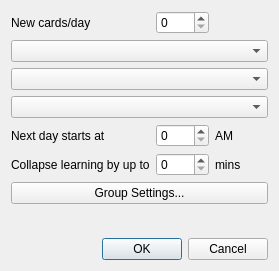
The window that designer/studyopts.ui (ankitects/anki) describes before a commit, drawn with Qt 5.
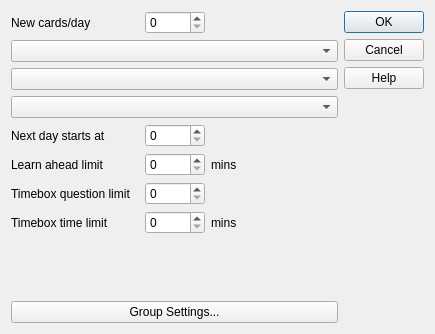
The same window after the commit.

What changed in the file:
```diff
--- a/designer/studyopts.ui
+++ b/designer/studyopts.ui
@@ -6,13 +6,15 @@
    <rect>
     <x>0</x>
     <y>0</y>
-    <width>279</width>
-    <height>271</height>
+    <width>435</width>
+    <height>334</height>
    </rect>
   </property>
   <property name="windowTitle">
    <string>Dialog</string>
   </property>
+  <layout class="QHBoxLayout" name="horizontalLayout">
+   <item>
   <layout class="QVBoxLayout" name="verticalLayout">
    <item>
     <layout class="QGridLayout" name="gridLayout">
@@ -31,19 +33,15 @@
          <height>16777215</height>
         </size>
        </property>
-      </widget>
-     </item>
-     <item row="4" column="2">
-      <widget class="QLabel" name="label_3">
-       <property name="text">
-        <string>AM</string>
+         <property name="maximum">
+          <number>23</number>
        </property>
       </widget>
      </item>
      <item row="5" column="0">
       <widget class="QLabel" name="label_4">
        <property name="text">
-        <string>Collapse learning by up to</string>
+          <string>Learn ahead limit</string>
        </property>
       </widget>
      </item>
@@ -72,7 +70,11 @@
       </widget>
      </item>
      <item row="0" column="1">
-      <widget class="QSpinBox" name="newPerDay"/>
+        <widget class="QSpinBox" name="newPerDay">
+         <property name="maximum">
+          <number>999</number>
+         </property>
+        </widget>
      </item>
      <item row="1" column="0" colspan="3">
       <widget class="QComboBox" name="newOrder"/>
@@ -83,15 +85,43 @@
      <item row="3" column="0" colspan="3">
       <widget class="QComboBox" name="revOrder"/>
      </item>
-    </layout>
-   </item>
-   <item>
-    <widget class="QPushButton" name="groupSettings">
-     <property name="text">
-      <string>Group Settings...</string>
-     </property>
-    </widget>
-   </item>
+       <item row="6" column="0">
+        <widget class="QLabel" name="label_6">
+         <property name="text">
+          <string>Timebox question limit</string>
+         </property>
+        </widget>
+       </item>
+       <item row="7" column="0">
+        <widget class="QLabel" name="label_7">
+         <property name="text">
+          <string>Timebox time limit</string>
+         </property>
+        </widget>
+       </item>
+       <item row="6" column="1">
+        <widget class="QSpinBox" name="questionLimit">
+         <property name="maximum">
+          <number>9999</number>
+         </property>
+        </widget>
+       </item>
+       <item row="7" column="1">
+        <widget class="QSpinBox" name="timeLimit">
+         <property name="maximum">
+          <number>9999</number>
+         </property>
+        </widget>
+       </item>
+       <item row="7" column="2">
+        <widget class="QLabel" name="label_8">
+         <property name="text">
+          <string>mins</string>
+         </property>
+        </widget>
+       </item>
+      </layout>
+     </item>
    <item>
     <spacer name="verticalSpacer">
      <property name="orientation">
@@ -106,12 +136,21 @@
     </spacer>
    </item>
    <item>
+      <widget class="QPushButton" name="groupSettings">
+       <property name="text">
+        <string>Group Settings...</string>
+       </property>
+      </widget>
+     </item>
+    </layout>
+   </item>
+   <item>
     <widget class="QDialogButtonBox" name="buttonBox">
      <property name="orientation">
-      <enum>Qt::Horizontal</enum>
+      <enum>Qt::Vertical</enum>
      </property>
      <property name="standardButtons">
-      <set>QDialogButtonBox::Cancel|QDialogButtonBox::Ok</set>
+      <set>QDialogButtonBox::Cancel|QDialogButtonBox::Help|QDialogButtonBox::Ok</set>
      </property>
     </widget>
    </item>
```
Left out of the diff: 12 changed lines with no effect on the pictures. Lines whose indentation alone changed are shown as unchanged.
